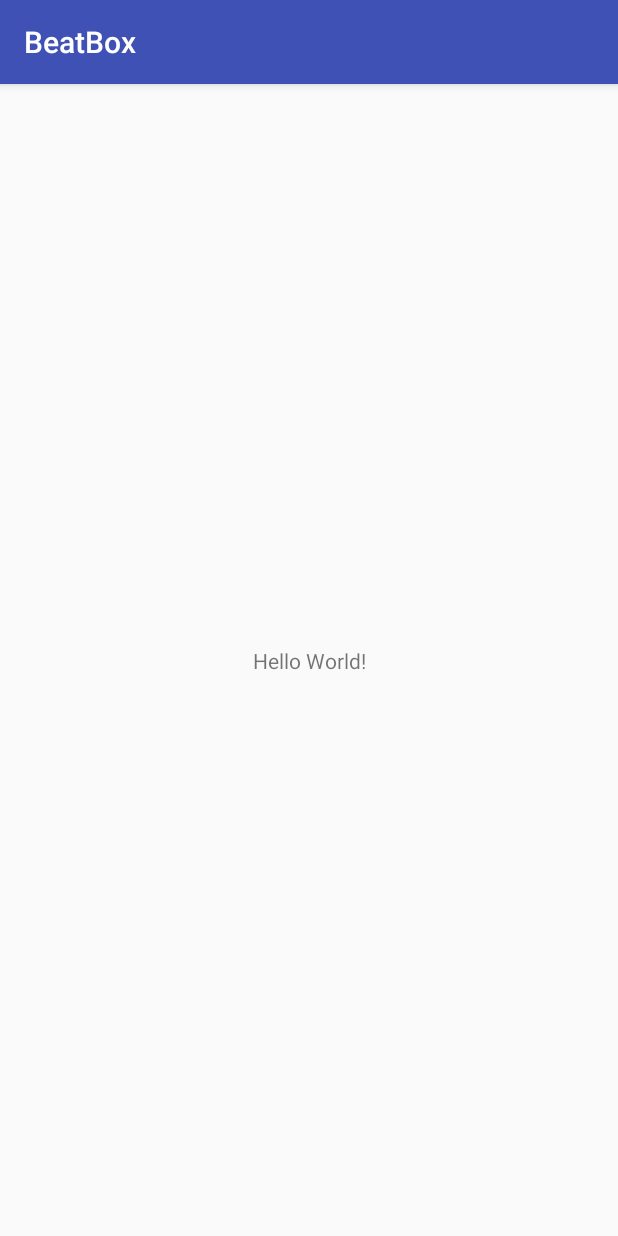
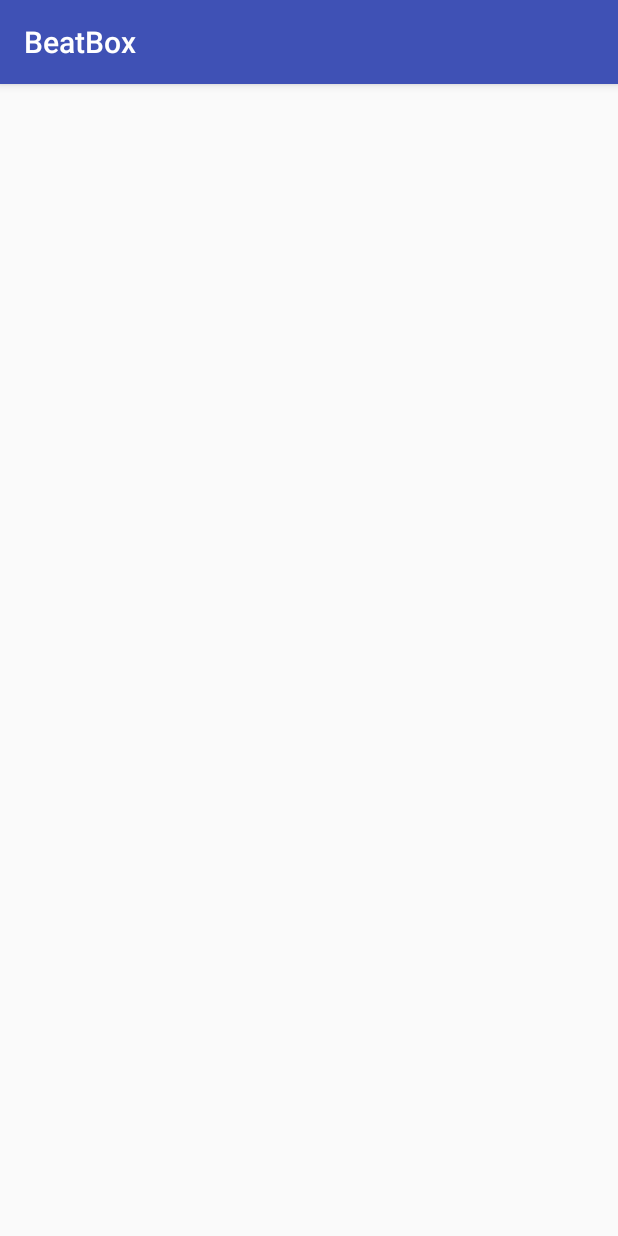
Before and after one commit to huyq119/BeatBox, an Android app: the screen it shows after launch (BeatBoxActivity), on a phone screen of 412 x 824 dp. Run offline under Robolectric (Android 15) with nearby library versions, the light colour scheme and no system bars.

Commit message:
新建的项目

```diff
--- a/app/build.gradle
+++ b/app/build.gradle
@@ -19,10 +19,11 @@ android {
 }
 
 dependencies {
-    implementation fileTree(dir: 'libs', include: ['*.jar'])
+    implementation fileTree(include: ['*.jar'], dir: 'libs')
     implementation 'com.android.support:appcompat-v7:27.1.1'
     implementation 'com.android.support.constraint:constraint-layout:1.1.0'
     testImplementation 'junit:junit:4.12'
     androidTestImplementation 'com.android.support.test:runner:1.0.2'
     androidTestImplementation 'com.android.support.test.espresso:espresso-core:3.0.2'
+    implementation 'com.android.support:recyclerview-v7:27.1.1'
 }
--- a/app/src/main/java/com/bignerdranch/android/beatbox/BeatBoxActivity.java
+++ b/app/src/main/java/com/bignerdranch/android/beatbox/BeatBoxActivity.java
@@ -8,6 +8,6 @@ public class BeatBoxActivity extends AppCompatActivity {
     @Override
     protected void onCreate(Bundle savedInstanceState) {
         super.onCreate(savedInstanceState);
-        setContentView(R.layout.activity_beat_box);
+        setContentView(R.layout.fragment_beat_box);
     }
 }
--- a/app/src/main/res/layout/activity_beat_box.xml
+++ /dev/null
@@ -1,18 +0,0 @@
-<?xml version="1.0" encoding="utf-8"?>
-<android.support.constraint.ConstraintLayout xmlns:android="http://schemas.android.com/apk/res/android"
-    xmlns:app="http://schemas.android.com/apk/res-auto"
-    xmlns:tools="http://schemas.android.com/tools"
-    android:layout_width="match_parent"
-    android:layout_height="match_parent"
-    tools:context=".BeatBoxActivity">
-
-    <TextView
-        android:layout_width="wrap_content"
-        android:layout_height="wrap_content"
-        android:text="Hello World!"
-        app:layout_constraintBottom_toBottomOf="parent"
-        app:layout_constraintLeft_toLeftOf="parent"
-        app:layout_constraintRight_toRightOf="parent"
-        app:layout_constraintTop_toTopOf="parent" />
-
-</android.support.constraint.ConstraintLayout>
--- /dev/null
+++ b/app/src/main/res/layout/fragment_beat_box.xml
@@ -0,0 +1,6 @@
+<?xml version="1.0" encoding="utf-8"?>
+<android.support.v7.widget.RecyclerView
+    xmlns:android="http://schemas.android.com/apk/res/android"
+    android:id="@+id/recycler_view"
+    android:layout_width="match_parent"
+    android:layout_height="match_parent"/>
```
